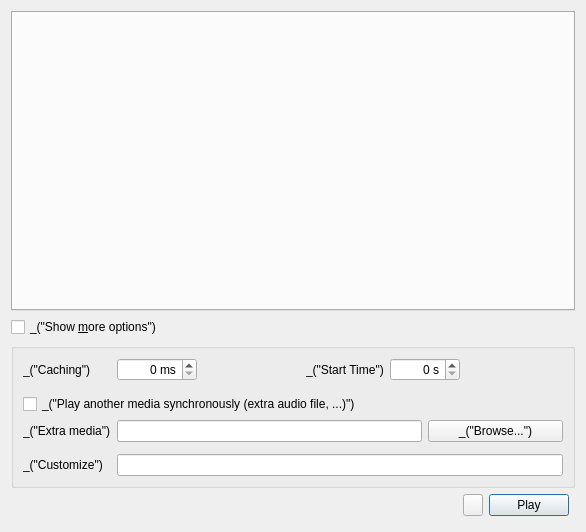
omunroe-com/ubtvlc, file modules/gui/qt4/ui/open.ui: the form before one commit.
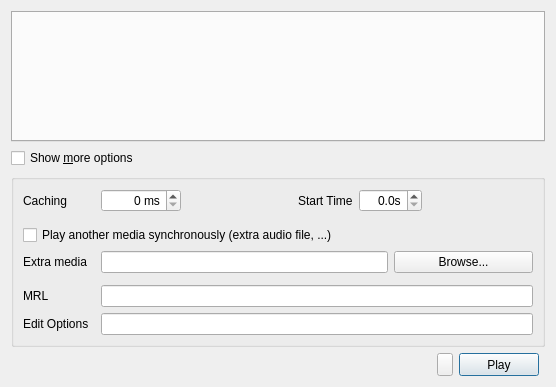
The form after the commit.

What changed in the file:
```diff
--- a/modules/gui/qt4/ui/open.ui
+++ b/modules/gui/qt4/ui/open.ui
@@ -5,12 +5,12 @@
   <property name="enabled" >
    <bool>true</bool>
   </property>
-  <property name="geometry" >
+  <property name="geometry">
    <rect>
     <x>0</x>
     <y>0</y>
-    <width>586</width>
-    <height>532</height>
+    <width>556</width>
+    <height>387</height>
    </rect>
   </property>
   <property name="sizePolicy" >
@@ -37,28 +37,28 @@
      <property name="toolTip" >
       <string>_("Show extended options")</string>
      </property>
-     <property name="text" >
-      <string>_("Show &amp;more options")</string>
+     <property name="text">
+      <string>Show &amp;more options</string>
      </property>
     </widget>
    </item>
-   <item row="2" column="0" colspan="4" >
-    <widget class="QGroupBox" name="advancedFrame" >
-     <layout class="QGridLayout" name="gridLayout_2" >
-      <item row="0" column="0" >
-       <widget class="QLabel" name="cacheLabel" >
-        <property name="text" >
-         <string>_("Caching")</string>
+   <item row="2" column="0" colspan="4">
+    <widget class="QGroupBox" name="advancedFrame">
+     <layout class="QGridLayout" name="gridLayout_2">
+      <item row="0" column="0">
+       <widget class="QLabel" name="cacheLabel">
+        <property name="text">
+         <string>Caching</string>
         </property>
         <property name="buddy" >
          <cstring>cacheSpinBox</cstring>
         </property>
        </widget>
       </item>
-      <item row="0" column="1" >
-       <widget class="QSpinBox" name="cacheSpinBox" >
-        <property name="toolTip" >
-         <string>_("Change the caching for the media")</string>
+      <item row="0" column="2">
+       <widget class="QSpinBox" name="cacheSpinBox">
+        <property name="toolTip">
+         <string>Change the caching for the media</string>
         </property>
         <property name="alignment" >
          <set>Qt::AlignRight</set>
@@ -71,7 +71,7 @@
         </property>
        </widget>
       </item>
-      <item row="0" column="2" >
+      <item row="0" column="3">
        <spacer>
         <property name="orientation" >
          <enum>Qt::Horizontal</enum>
@@ -84,33 +84,17 @@
         </property>
        </spacer>
       </item>
-      <item row="0" column="3" >
-       <widget class="QLabel" name="label_3" >
-        <property name="text" >
-         <string>_("Start Time")</string>
+      <item row="0" column="4">
+       <widget class="QLabel" name="label_3">
+        <property name="text">
+         <string>Start Time</string>
         </property>
         <property name="buddy" >
          <cstring>startTimeSpinBox</cstring>
         </property>
        </widget>
       </item>
-      <item row="0" column="4" colspan="2" >
-       <widget class="QSpinBox" name="startTimeSpinBox" >
-        <property name="toolTip" >
-         <string>_("Change the start time for the media")</string>
-        </property>
-        <property name="alignment" >
-         <set>Qt::AlignRight</set>
-        </property>
-        <property name="suffix" >
-         <string> s</string>
-        </property>
-        <property name="maximum" >
-         <number>65535</number>
-        </property>
-       </widget>
-      </item>
-      <item row="0" column="6" >
+      <item row="0" column="7">
        <spacer>
         <property name="orientation" >
          <enum>Qt::Horizontal</enum>
@@ -126,53 +110,83 @@
       <item row="1" column="1" colspan="6" >
        <widget class="Line" name="line" />
       </item>
-      <item row="2" column="0" colspan="7" >
-       <widget class="QCheckBox" name="slaveCheckbox" >
-        <property name="text" >
-         <string>_("Play another media synchronously (extra audio file, ...)")</string>
+      <item row="2" column="0" colspan="8">
+       <widget class="QCheckBox" name="slaveCheckbox">
+        <property name="text">
+         <string>Play another media synchronously (extra audio file, ...)</string>
         </property>
        </widget>
       </item>
-      <item row="3" column="0" >
-       <widget class="QLabel" name="slaveLabel" >
-        <property name="text" >
-         <string>_("Extra media")</string>
+      <item row="3" column="0">
+       <widget class="QLabel" name="slaveLabel">
+        <property name="text">
+         <string>Extra media</string>
         </property>
         <property name="buddy" >
          <cstring>slaveText</cstring>
         </property>
        </widget>
       </item>
-      <item row="3" column="1" colspan="4" >
-       <widget class="QLineEdit" name="slaveText" />
+      <item row="3" column="2" colspan="4">
+       <widget class="QLineEdit" name="slaveText"/>
       </item>
-      <item row="3" column="5" colspan="2" >
-       <widget class="QPushButton" name="slaveBrowseButton" >
-        <property name="toolTip" >
-         <string>_("Select the file")</string>
+      <item row="3" column="6" colspan="2">
+       <widget class="QPushButton" name="slaveBrowseButton">
+        <property name="toolTip">
+         <string>Select the file</string>
         </property>
-        <property name="text" >
-         <string>_("Browse...")</string>
+        <property name="text">
+         <string>Browse...</string>
         </property>
        </widget>
       </item>
-      <item row="4" column="1" colspan="6" >
-       <widget class="Line" name="line" />
+      <item row="4" column="2" colspan="6">
+       <widget class="Line" name="line"/>
       </item>
-      <item row="5" column="0" >
-       <widget class="QLabel" name="advancedLabel" >
-        <property name="text" >
-         <string>_("Customize")</string>
+      <item row="5" column="0">
+       <widget class="QLabel" name="advancedLabel">
+        <property name="text">
+         <string>MRL</string>
         </property>
         <property name="buddy" >
          <cstring>advancedLineInput</cstring>
         </property>
        </widget>
       </item>
-      <item row="5" column="1" colspan="6" >
-       <widget class="QLineEdit" name="advancedLineInput" >
-        <property name="toolTip" >
-         <string>_("Complete MRL for VLC internal")</string>
+      <item row="5" column="2" colspan="6">
+       <widget class="QLineEdit" name="mrlLine">
+        <property name="readOnly">
+         <bool>true</bool>
+        </property>
+       </widget>
+      </item>
+      <item row="6" column="2" colspan="6">
+       <widget class="QLineEdit" name="advancedLineInput">
+        <property name="toolTip">
+         <string>Complete MRL for VLC internal</string>
+        </property>
+       </widget>
+      </item>
+      <item row="6" column="0">
+       <widget class="QLabel" name="label">
+        <property name="text">
+         <string>Edit Options</string>
+        </property>
+       </widget>
+      </item>
+      <item row="0" column="5" colspan="2">
+       <widget class="QDoubleSpinBox" name="startTimeDoubleSpinBox">
+        <property name="toolTip">
+         <string>Change the start time for the media</string>
+        </property>
+        <property name="alignment">
+         <set>Qt::AlignRight</set>
+        </property>
+        <property name="suffix">
+         <string>s</string>
+        </property>
+        <property name="decimals">
+         <number>1</number>
         </property>
        </widget>
       </item>
@@ -192,17 +206,17 @@
      </property>
     </spacer>
    </item>
-   <item row="3" column="1" >
-    <widget class="QPushButton" name="menuButton" >
-     <property name="sizePolicy" >
-      <sizepolicy vsizetype="Minimum" hsizetype="Fixed" >
+   <item row="3" column="1">
+    <widget class="QToolButton" name="menuButton">
+     <property name="sizePolicy">
+      <sizepolicy hsizetype="Fixed" vsizetype="Minimum">
        <horstretch>0</horstretch>
        <verstretch>0</verstretch>
       </sizepolicy>
      </property>
-     <property name="maximumSize" >
+     <property name="maximumSize">
       <size>
-       <width>20</width>
+       <width>16</width>
        <height>16777215</height>
       </size>
      </property>
@@ -212,8 +226,11 @@
      <property name="contextMenuPolicy" >
       <enum>Qt::NoContextMenu</enum>
      </property>
-     <property name="toolTip" >
-      <string>_("Select play mode")</string>
+     <property name="popupMode">
+      <enum>QToolButton::InstantPopup</enum>
+     </property>
+     <property name="arrowType">
+      <enum>Qt::NoArrow</enum>
      </property>
     </widget>
    </item>
@@ -252,22 +269,6 @@
      </property>
     </widget>
    </item>
-   <item row="4" column="0" colspan="4" >
-    <spacer>
-     <property name="orientation" >
-      <enum>Qt::Vertical</enum>
-     </property>
-     <property name="sizeType" >
-      <enum>QSizePolicy::Preferred</enum>
-     </property>
-     <property name="sizeHint" stdset="0" >
-      <size>
-       <width>20</width>
-       <height>5</height>
-      </size>
-     </property>
-    </spacer>
-   </item>
   </layout>
  </widget>
  <tabstops>
```
Left out of the diff: 108 changed lines with no effect on the pictures.
